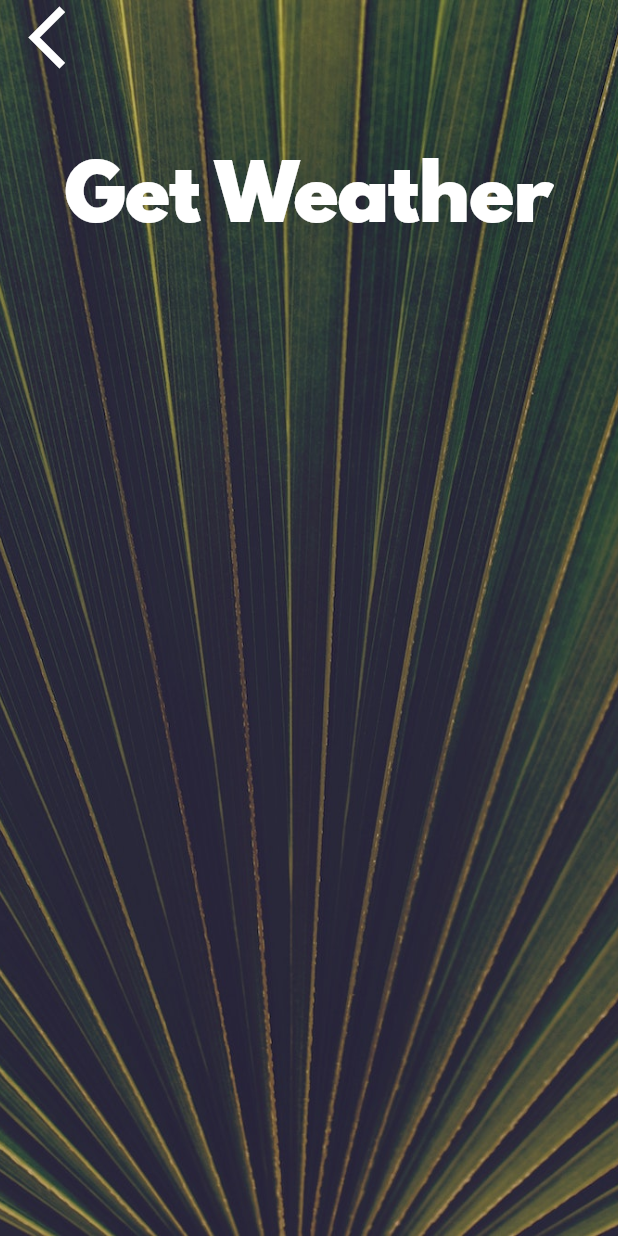
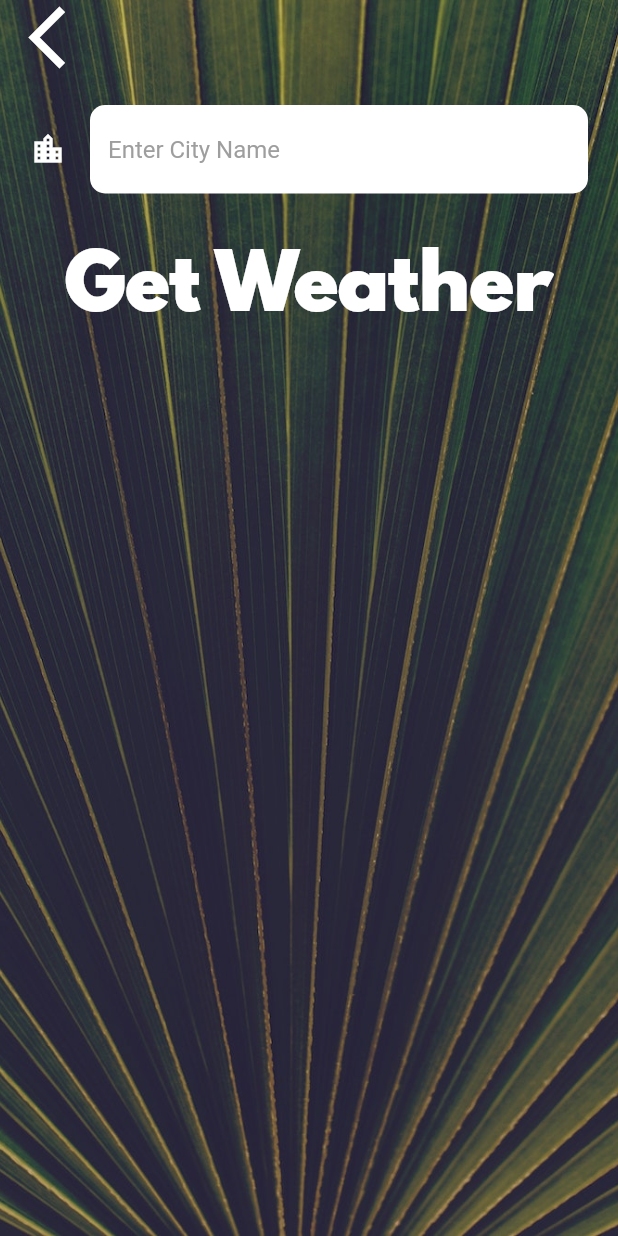
Before and after one commit to nsakenov/flutter-weather-app, a Flutter app: the CityScreen screen opened directly, on a phone screen of 412 x 824 dp. Run offline on Flutter 3.47's test engine with Material 2 defaults, Android fonts, the phone set to English and light mode, and no system bars; our stand-ins replace flutter_spinkit, geolocator; network calls fail.

Commit message:
support for city selection

```diff
--- a/lib/screens/city_screen.dart
+++ b/lib/screens/city_screen.dart
@@ -7,6 +7,8 @@ class CityScreen extends StatefulWidget {
 }
 
 class _CityScreenState extends State<CityScreen> {
+  String cityName;
+
   @override
   Widget build(BuildContext context) {
     return Scaffold(
@@ -24,7 +26,9 @@ class _CityScreenState extends State<CityScreen> {
               Align(
                 alignment: Alignment.topLeft,
                 child: FlatButton(
-                  onPressed: () {},
+                  onPressed: () {
+                    Navigator.pop(context);
+                  },
                   child: Icon(
                     Icons.arrow_back_ios,
                     size: 50.0,
@@ -33,10 +37,18 @@ class _CityScreenState extends State<CityScreen> {
               ),
               Container(
                 padding: EdgeInsets.all(20.0),
-                child: null,
+                child: TextField(
+                  style: TextStyle(color: Colors.black),
+                  decoration: kInputDecoration,
+                  onChanged: (value) {
+                    cityName = value;
+                  },
+                ),
               ),
               FlatButton(
-                onPressed: () {},
+                onPressed: () {
+                  Navigator.pop(context, cityName);
+                },
                 child: Text(
                   'Get Weather',
                   style: kButtonTextStyle,
--- a/lib/screens/loading_screen.dart
+++ b/lib/screens/loading_screen.dart
@@ -17,7 +17,7 @@ class _LoadingScreenState extends State<LoadingScreen> {
     try {
       var weatherData = await weathermodel
           .getLocationWeather()
-          .timeout(const Duration(seconds: 7));
+          .timeout(const Duration(seconds: 10));
       Navigator.push(context, MaterialPageRoute(builder: (context) {
         return LocationScreen(locationWeather: weatherData);
       }));
--- a/lib/services/networking.dart
+++ b/lib/services/networking.dart
@@ -7,8 +7,7 @@ class NetworkHelper {
   final String url;
 
   Future getData() async {
-    http.Response response =
-        await http.get(Uri.parse(url)).timeout(const Duration(seconds: 5));
+    http.Response response = await http.get(Uri.parse(url));
     if (response.statusCode == 200) {
       String data = response.body;
       return jsonDecode(data);
--- a/lib/utilities/constants.dart
+++ b/lib/utilities/constants.dart
@@ -20,3 +20,17 @@ const kConditionTextStyle = TextStyle(
 );
 
 const kAppKey = 'e8285c4eb677679a5116454c9aff62d1';
+
+InputDecoration kInputDecoration = InputDecoration(
+  filled: true,
+  fillColor: Colors.white,
+  icon: Icon(Icons.location_city, color: Colors.white),
+  hintText: 'Enter City Name',
+  hintStyle: TextStyle(color: Colors.grey),
+  border: OutlineInputBorder(
+    borderRadius: BorderRadius.all(
+      Radius.circular(10.0),
+    ),
+    borderSide: BorderSide.none,
+  ),
+);
--- a/pubspec.yaml
+++ b/pubspec.yaml
@@ -4,7 +4,7 @@ description: A new Flutter application.
 version: 1.0.0+1
 
 environment:
-  sdk: ">=2.1.0 <3.0.0"
+  sdk: ">=2.3.0 <3.0.0"
 
 dependencies:
   flutter:
```
Also changed, not shown: lib/screens/location_screen.dart (+13 -1 lines), lib/services/weather.dart (+11 -1 lines), 4 other files.
